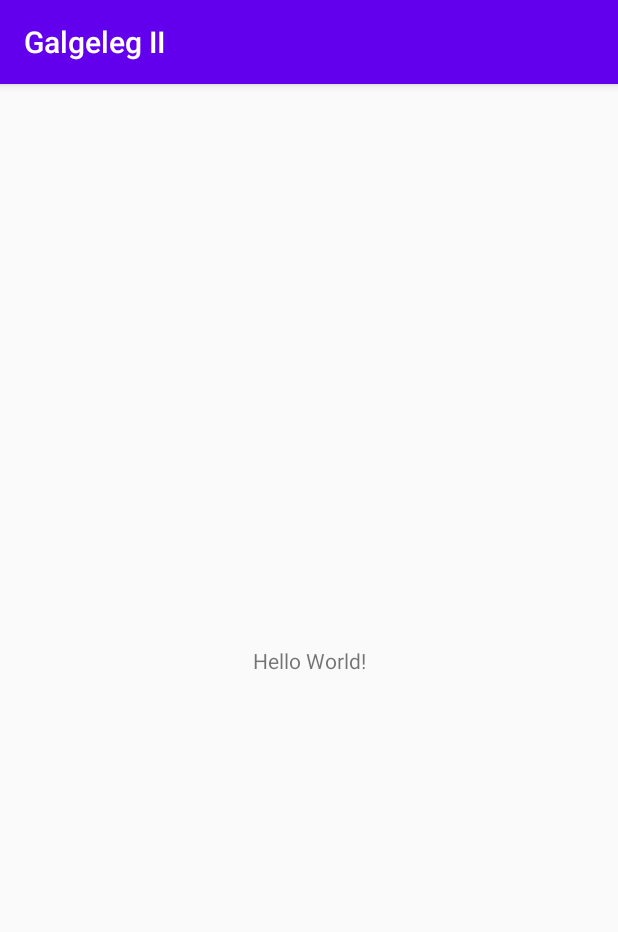
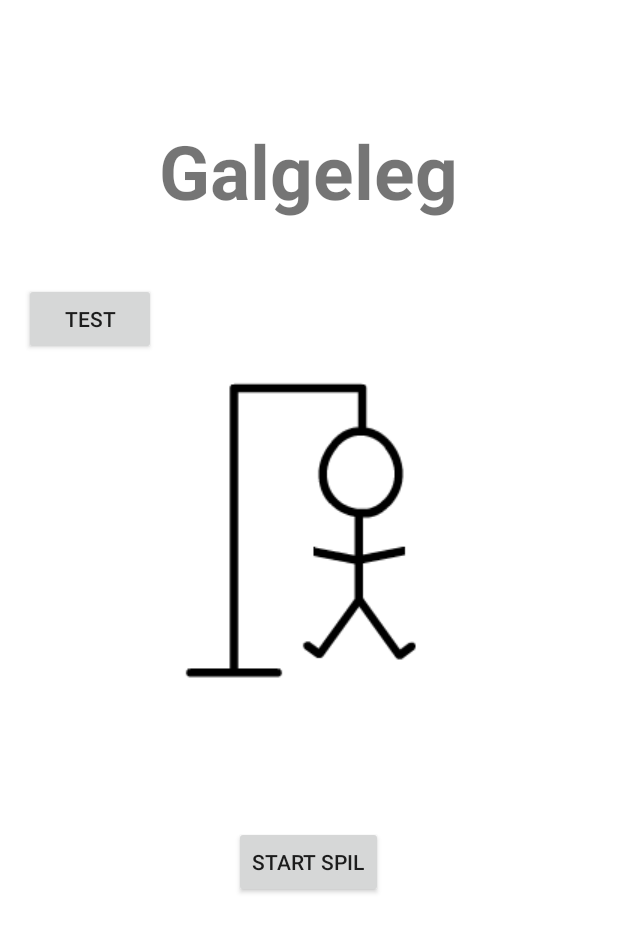
Before and after one commit to ZamzamGit/Galgeleg, an Android app: the screen it shows after launch (MainActivity), on a phone screen of 412 x 824 dp. Shown: the top 932 px of the screen. Run offline under Robolectric (Android 15) with nearby library versions, the phone set to English and light mode, and no system bars.

Commit message:
galgelegsspil virker, mangler stadig nogle par ting

```diff
--- a/app/src/main/AndroidManifest.xml
+++ b/app/src/main/AndroidManifest.xml
@@ -9,6 +9,9 @@
         android:roundIcon="@mipmap/ic_launcher_round"
         android:supportsRtl="true"
         android:theme="@style/AppTheme">
+        <activity android:name=".TabtAktivitet"></activity>
+        <activity android:name=".VundetAktivitet" />
+        <activity android:name=".GameActivity" />
         <activity android:name=".MainActivity">
             <intent-filter>
                 <action android:name="android.intent.action.MAIN" />
--- a/app/src/main/java/com/example/galgelegii/MainActivity.java
+++ b/app/src/main/java/com/example/galgelegii/MainActivity.java
@@ -2,13 +2,38 @@ package com.example.galgelegii;
 
 import androidx.appcompat.app.AppCompatActivity;
 
+import android.content.Intent;
 import android.os.Bundle;
+import android.view.View;
+import android.widget.Button;
 
-public class MainActivity extends AppCompatActivity {
+public class MainActivity extends AppCompatActivity implements View.OnClickListener {
+
+
 
     @Override
     protected void onCreate(Bundle savedInstanceState) {
         super.onCreate(savedInstanceState);
         setContentView(R.layout.activity_main);
+
+        Button startBtn = findViewById(R.id.startBtn);
+        Button testBtn = findViewById(R.id.testBtn);
+
+        startBtn.setOnClickListener(this);
+        testBtn.setOnClickListener(this);
+    }
+
+    @Override
+    public void onClick(View view) {
+
+        Intent i = new Intent(this, GameActivity.class);
+        startActivity(i);
+
+        if (view == findViewById(R.id.testBtn)) {
+            Intent test = new Intent(this, VundetAktivitet.class);
+            startActivity(test);
+        }
+
+
     }
 }
--- a/app/src/main/res/layout/activity_main.xml
+++ b/app/src/main/res/layout/activity_main.xml
@@ -1,18 +1,58 @@
-<?xml version="1.0" encoding="utf-8"?>
 <androidx.constraintlayout.widget.ConstraintLayout xmlns:android="http://schemas.android.com/apk/res/android"
     xmlns:app="http://schemas.android.com/apk/res-auto"
     xmlns:tools="http://schemas.android.com/tools"
     android:layout_width="match_parent"
     android:layout_height="match_parent"
+    android:background="@android:color/white"
     tools:context=".MainActivity">
 
     <TextView
+        android:id="@+id/galgeTxt"
         android:layout_width="wrap_content"
         android:layout_height="wrap_content"
-        android:text="Hello World!"
+        android:text="Galgeleg"
+        android:textSize="50dp"
+        android:textStyle="bold"
         app:layout_constraintBottom_toBottomOf="parent"
-        app:layout_constraintLeft_toLeftOf="parent"
-        app:layout_constraintRight_toRightOf="parent"
-        app:layout_constraintTop_toTopOf="parent" />
+        app:layout_constraintEnd_toEndOf="parent"
+        app:layout_constraintHorizontal_bias="0.497"
+        app:layout_constraintStart_toStartOf="parent"
+        app:layout_constraintTop_toTopOf="parent"
+        app:layout_constraintVertical_bias="0.106" />
 
+    <ImageView
+        android:id="@+id/imageView2"
+        android:layout_width="wrap_content"
+        android:layout_height="wrap_content"
+        app:layout_constraintBottom_toBottomOf="parent"
+        app:layout_constraintEnd_toEndOf="parent"
+        app:layout_constraintHorizontal_bias="0.497"
+        app:layout_constraintStart_toStartOf="parent"
+        app:layout_constraintTop_toBottomOf="@+id/galgeTxt"
+        app:layout_constraintVertical_bias="0.221"
+        app:srcCompat="@drawable/forkert6" />
+
+    <Button
+        android:id="@+id/startBtn"
+        android:layout_width="wrap_content"
+        android:layout_height="wrap_content"
+        android:text="Start Spil"
+        app:layout_constraintBottom_toBottomOf="parent"
+        app:layout_constraintEnd_toEndOf="parent"
+        app:layout_constraintHorizontal_bias="0.498"
+        app:layout_constraintStart_toStartOf="parent"
+        app:layout_constraintTop_toBottomOf="@+id/imageView2"
+        app:layout_constraintVertical_bias="0.294" />
+
+    <Button
+        android:id="@+id/testBtn"
+        android:layout_width="wrap_content"
+        android:layout_height="wrap_content"
+        android:text="Test"
+        app:layout_constraintBottom_toBottomOf="parent"
+        app:layout_constraintEnd_toEndOf="parent"
+        app:layout_constraintHorizontal_bias="0.049"
+        app:layout_constraintStart_toStartOf="parent"
+        app:layout_constraintTop_toTopOf="parent"
+        app:layout_constraintVertical_bias="0.243" />
 </androidx.constraintlayout.widget.ConstraintLayout>
--- a/app/src/main/res/values/styles.xml
+++ b/app/src/main/res/values/styles.xml
@@ -1,6 +1,6 @@
 <resources>
     <!-- Base application theme. -->
-    <style name="AppTheme" parent="Theme.AppCompat.Light.DarkActionBar">
+    <style name="AppTheme" parent="Theme.AppCompat.DayNight.NoActionBar">
         <!-- Customize your theme here. -->
         <item name="colorPrimary">@color/colorPrimary</item>
         <item name="colorPrimaryDark">@color/colorPrimaryDark</item>
```
Also changed, not shown: app/src/main/java/com/example/galgelegii/Galgelogik.java (added, +207 -0 lines), app/src/main/java/com/example/galgelegii/GameActivity.java (added, +101 -0 lines), app/src/main/java/com/example/galgelegii/TabtAktivitet.java (added, +33 -0 lines), app/src/main/java/com/example/galgelegii/VundetAktivitet.java (added, +32 -0 lines), app/src/main/res/layout/activity_game.xml (added, +83 -0 lines), app/src/main/res/layout/activity_tabt_aktivitet.xml (added, +44 -0 lines), app/src/main/res/layout/activity_vundet_aktivitet.xml (added, +46 -0 lines), app/src/main/res/drawable/forkert1.png (added), app/src/main/res/drawable/forkert2.png (added), app/src/main/res/drawable/forkert3.png (added), app/src/main/res/drawable/forkert4.png (added), app/src/main/res/drawable/forkert5.png (added), app/src/main/res/drawable/forkert6.png (added), app/src/main/res/drawable/galge.png (added).
